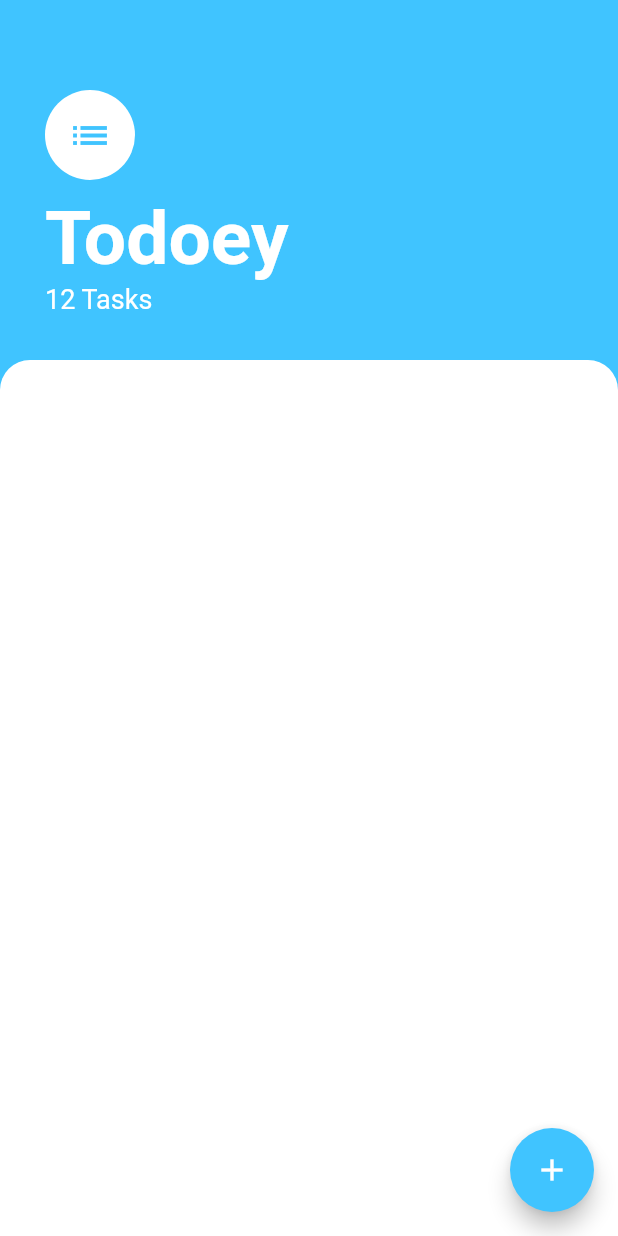
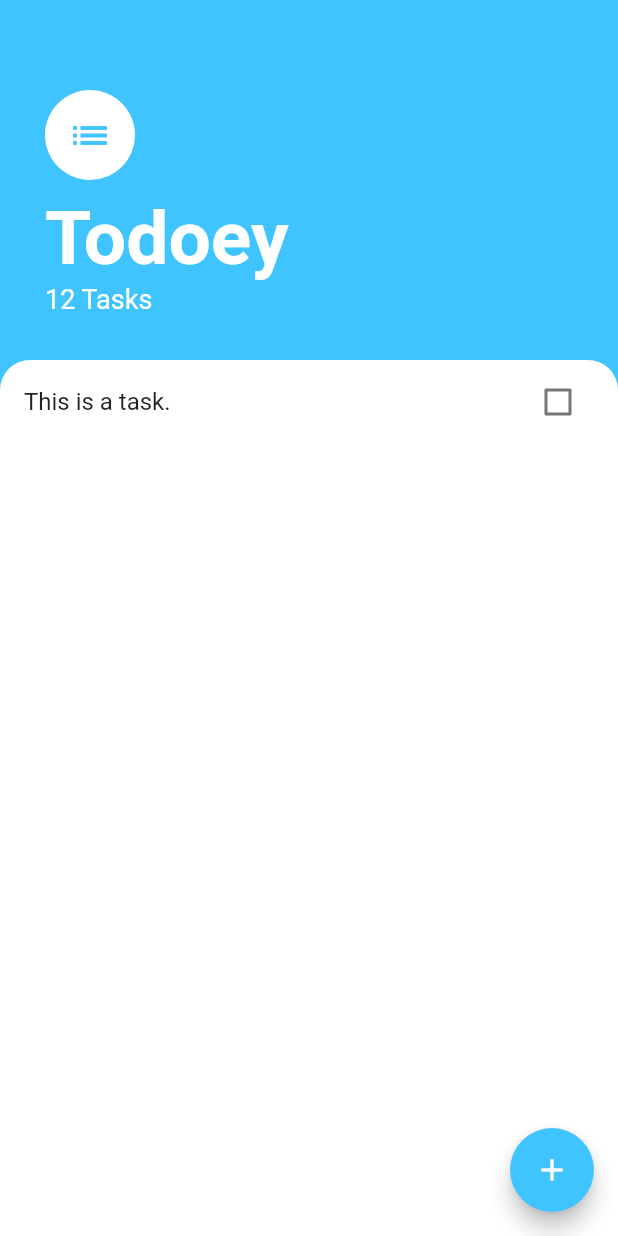
Before and after one commit to rakshitas24/Todoey, a Flutter app: the screen it shows after launch, on a phone screen of 412 x 824 dp. Run offline on Flutter 3.47's test engine with Material 2 defaults, Android fonts, the phone set to English and light mode, and no system bars.

Commit message:
ListView added

```diff
--- /dev/null
+++ b/lib/tasks_list.dart
@@ -0,0 +1,14 @@
+import 'package:flutter/material.dart';
+import 'tasks_tile.dart';
+
+class TasksList extends StatelessWidget {
+
+  @override
+  Widget build(BuildContext context) {
+    return ListView(
+      children: <Widget>[
+        TaskTile(),
+      ],
+    );
+  }
+}
--- a/lib/tasks_screen.dart
+++ b/lib/tasks_screen.dart
@@ -1,23 +1,26 @@
-// ignore_for_file: prefer_const_constructors, prefer_const_literals_to_create_immutables
+// ignore_for_file: prefer_const_constructors, prefer_const_literals_to_create_immutables, use_key_in_widget_constructors
 
 import 'package:flutter/material.dart';
+import 'tasks_list.dart';
 
 class TasksScreen extends StatelessWidget {
+  bool isChecked = false;
 
   @override
   Widget build(BuildContext context) {
     return Scaffold(
       floatingActionButton: FloatingActionButton(
         onPressed: () {},
+        backgroundColor: Colors.lightBlueAccent,
         child: Icon(Icons.add),
-        backgroundColor: Colors.lightBlueAccent,
       ),
       backgroundColor: Colors.lightBlueAccent,
       body: Column(
         crossAxisAlignment: CrossAxisAlignment.start,
         children: <Widget>[
           Container(
-            padding: EdgeInsets.only(top: 60.0, left: 30.0, right: 30.0, bottom: 30.0),
+            padding: EdgeInsets.only(
+                top: 60.0, left: 30.0, right: 30.0, bottom: 30.0),
             child: Column(
               crossAxisAlignment: CrossAxisAlignment.start,
               children: <Widget>[
@@ -52,16 +55,16 @@ class TasksScreen extends StatelessWidget {
             ),
           ),
           Expanded(
-              child: Container(
-                decoration: BoxDecoration(
+            child: Container(
+              decoration: BoxDecoration(
                   color: Colors.white,
                   borderRadius: BorderRadius.only(
                     topRight: Radius.circular(20.0),
                     topLeft: Radius.circular(20.0),
-                  )
-                ),
-              ),
+                  )),
+              child: TasksList(),
             ),
+          ),
         ],
       ),
     );
--- /dev/null
+++ b/lib/tasks_tile.dart
@@ -0,0 +1,17 @@
+import 'package:flutter/material.dart';
+
+class TaskTile extends StatelessWidget {
+
+  @override
+  Widget build(BuildContext context) {
+    return ListTile(
+      title: Text(
+        'This is a task.',
+      ),
+      trailing: Checkbox(
+        value: false,
+        onChanged: (bool? value) {},
+      ),
+    );
+  }
+}
```
